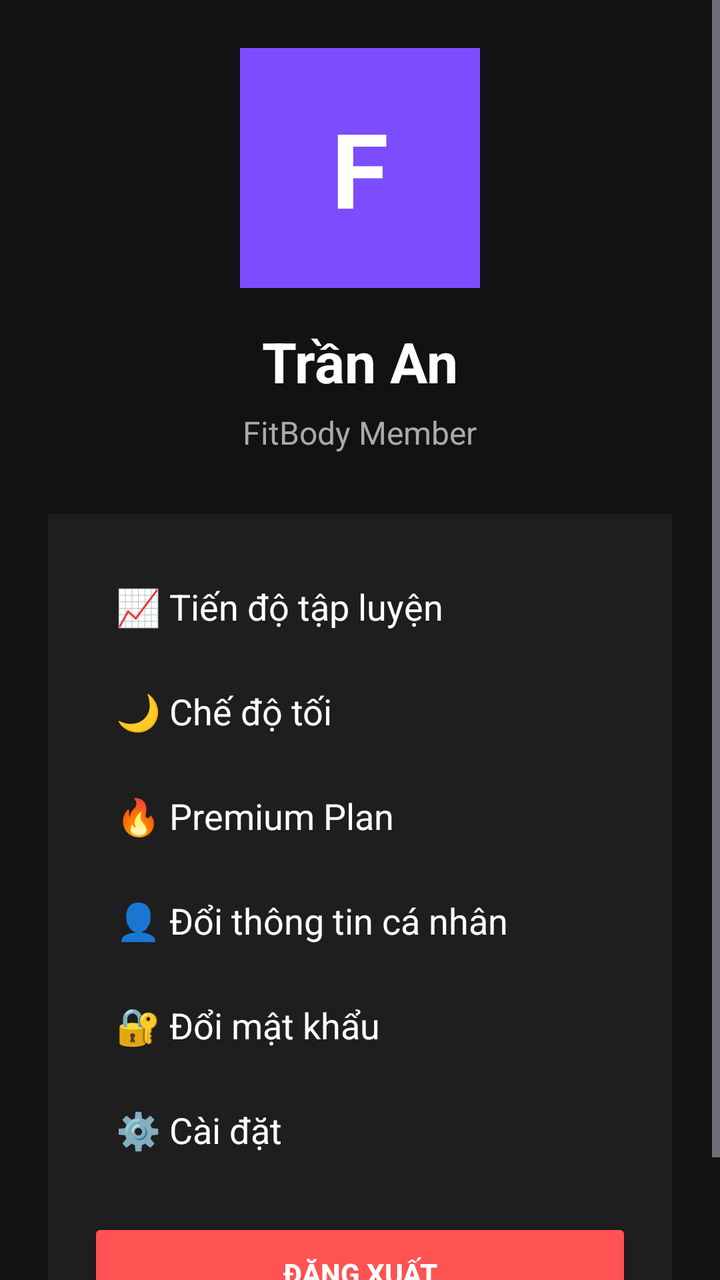
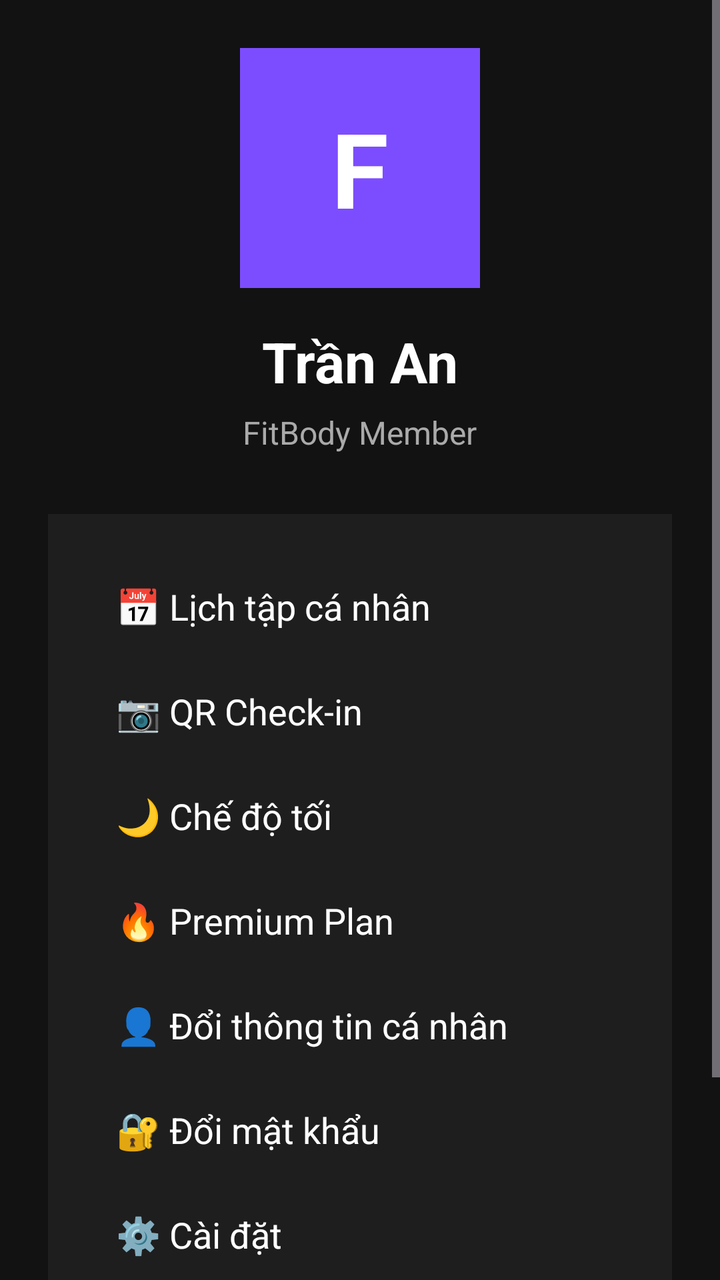

The first picture is an Android layout as it rendered before a commit; the second is the same layout after the commit. The layout source and the unified diff follow.
<!-- AndroidManifest.xml: application theme Theme.FitBody -->
<!-- res/layout/fragment_profile.xml -->
<?xml version="1.0" encoding="utf-8"?>
<ScrollView
    xmlns:android="http://schemas.android.com/apk/res/android"

    android:layout_width="match_parent"
    android:layout_height="match_parent"
    android:background="#121212">

    <LinearLayout
        android:layout_width="match_parent"
        android:layout_height="wrap_content"
        android:orientation="vertical"
        android:gravity="center_horizontal"
        android:padding="24dp">

        <TextView
            android:layout_width="120dp"
            android:layout_height="120dp"
            android:background="#7C4DFF"
            android:gravity="center"
            android:text="F"
            android:textColor="#FFFFFF"
            android:textSize="52sp"
            android:textStyle="bold"/>

        <TextView
            android:id="@+id/txtProfileName"
            android:layout_width="wrap_content"
            android:layout_height="wrap_content"
            android:text="Trần An"
            android:textColor="#FFFFFF"
            android:textSize="28sp"
            android:textStyle="bold"
            android:layout_marginTop="18dp"/>

        <TextView
            android:id="@+id/txtProfileRole"
            android:layout_width="wrap_content"
            android:layout_height="wrap_content"
            android:text="FitBody Member"
            android:textColor="#AAAAAA"
            android:textSize="16sp"
            android:layout_marginTop="6dp"/>

        <LinearLayout
            android:layout_width="match_parent"
            android:layout_height="wrap_content"
            android:orientation="vertical"
            android:background="#1E1E1E"
            android:padding="20dp"
            android:layout_marginTop="30dp">

            <TextView
                android:id="@+id/txtProgress"
                android:layout_width="match_parent"
                android:layout_height="wrap_content"
                android:text="📈 Tiến độ tập luyện"
                android:textColor="#FFFFFF"
                android:textSize="18sp"
                android:padding="14dp"/>

            <TextView
                android:id="@+id/txtDarkMode"
                android:layout_width="match_parent"
                android:layout_height="wrap_content"
                android:text="🌙 Chế độ tối"
                android:textColor="#FFFFFF"
                android:textSize="18sp"
                android:padding="14dp"/>

            <TextView
                android:id="@+id/txtPremium"
                android:layout_width="match_parent"
                android:layout_height="wrap_content"
                android:text="🔥 Premium Plan"
                android:textColor="#FFFFFF"
                android:textSize="18sp"
                android:padding="14dp"/>

            <TextView
                android:id="@+id/txtEditProfile"
                android:layout_width="match_parent"
                android:layout_height="wrap_content"
                android:text="👤 Đổi thông tin cá nhân"
                android:textColor="#FFFFFF"
                android:textSize="18sp"
                android:padding="14dp"/>

            <TextView
                android:id="@+id/txtChangePassword"
                android:layout_width="match_parent"
                android:layout_height="wrap_content"
                android:text="🔐 Đổi mật khẩu"
                android:textColor="#FFFFFF"
                android:textSize="18sp"
                android:padding="14dp"/>

            <TextView
                android:id="@+id/txtSettings"
                android:layout_width="match_parent"
                android:layout_height="wrap_content"
                android:text="⚙️ Cài đặt"
                android:textColor="#FFFFFF"
                android:textSize="18sp"
                android:padding="14dp"/>

            <Button
                android:id="@+id/btnLogout"
                android:layout_width="match_parent"
                android:layout_height="55dp"
                android:text="Đăng xuất"
                android:textStyle="bold"
                android:textColor="#FFFFFF"
                android:backgroundTint="#FF5252"
                android:layout_marginTop="18dp"/>

        </LinearLayout>

    </LinearLayout>

</ScrollView>
<!-- resources referenced by this layout -->
<resources>
  <style name="Theme.FitBody" parent="Theme.Material3.Dark.NoActionBar">
  
          <item name="colorPrimary">@color/primary</item>
  
          <item name="android:statusBarColor">@color/bg_dark</item>
  
          <item name="android:navigationBarColor">@color/bg_dark</item>
  
      </style>
  <color name="primary">#7C4DFF</color>
  <color name="bg_dark">#121212</color>
</resources>

<!-- the commit's change to res/layout/fragment_profile.xml (unified diff, before → after) -->
@@ -54,7 +54,16 @@
                 android:id="@+id/txtProgress"
                 android:layout_width="match_parent"
                 android:layout_height="wrap_content"
-                android:text="📈 Tiến độ tập luyện"
+                android:text="📅 Lịch tập cá nhân"
+                android:textColor="#FFFFFF"
+                android:textSize="18sp"
+                android:padding="14dp"/>
+
+            <TextView
+                android:id="@+id/txtCheckIn"
+                android:layout_width="match_parent"
+                android:layout_height="wrap_content"
+                android:text="📷 QR Check-in"
                 android:textColor="#FFFFFF"
                 android:textSize="18sp"
                 android:padding="14dp"/>
